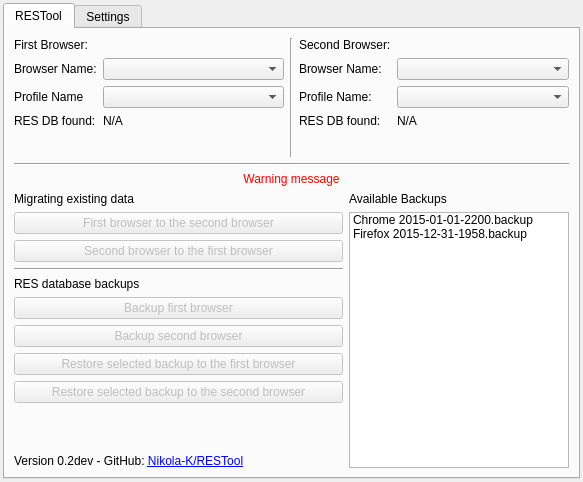
Before: the Qt Designer form RESTool/ui/design_v2.ui in nikolak/RESTool, drawn with Qt 5.
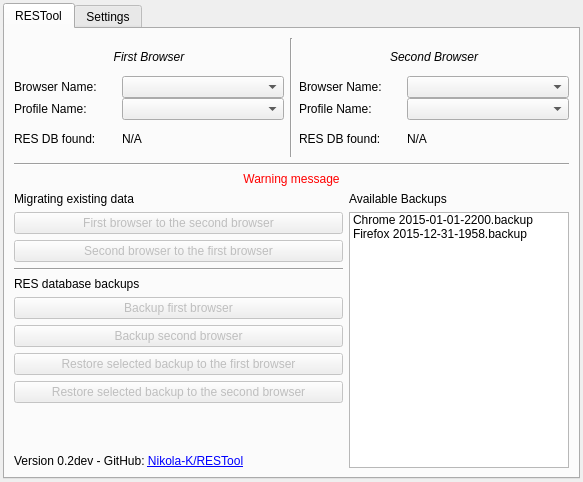
After: the same form once the commit is applied.

Commit message: Replace FormLayout with Vertical and Horizontal layout in order for it to be properly rendered on OS X

```diff
--- a/RESTool/ui/design_v2.ui
+++ b/RESTool/ui/design_v2.ui
@@ -34,47 +34,70 @@
         <item>
          <layout class="QVBoxLayout" name="MainContentLayout" stretch="30,0,0,70">
           <item>
-           <layout class="QHBoxLayout" name="BrowseerPickerLayout" stretch="50,0,50">
+           <layout class="QHBoxLayout" name="BrowseerPickerLayout" stretch="45,5,45">
             <item>
-             <layout class="QFormLayout" name="FirstBrowserLayout">
-              <property name="fieldGrowthPolicy">
-               <enum>QFormLayout::AllNonFixedFieldsGrow</enum>
+             <layout class="QHBoxLayout" name="FirstBrowserLayout">
+              <property name="spacing">
+               <number>0</number>
               </property>
-              <item row="0" column="0">
-               <widget class="QLabel" name="StaticLabelInfo">
+              <item>
+               <layout class="QVBoxLayout" name="FirstBrowserVerticalLayout" stretch="0,0,0,0">
+                <property name="spacing">
+                 <number>0</number>
+                </property>
+                <item>
+                 <widget class="QLabel" name="StaticFirstBrowserLabel">
+                  <property name="font">
+                   <font>
+                    <italic>true</italic>
+                   </font>
+                  </property>
                 <property name="text">
-                 <string>First Browser:</string>
+                   <string>First Browser</string>
+                  </property>
+                  <property name="alignment">
+                   <set>Qt::AlignCenter</set>
                 </property>
                </widget>
               </item>
-              <item row="1" column="0">
+                <item>
+                 <layout class="QHBoxLayout" name="FirstBrowserNameLayout" stretch="40,60">
+                  <item>
                <widget class="QLabel" name="StaticBrowserName">
                 <property name="text">
                  <string>Browser Name:</string>
                 </property>
                </widget>
               </item>
-              <item row="1" column="1">
+                  <item>
                <widget class="QComboBox" name="cboFirstBrowser"/>
               </item>
-              <item row="2" column="0">
+                 </layout>
+                </item>
+                <item>
+                 <layout class="QHBoxLayout" name="FirstBrowserProfileLayout" stretch="40,60">
+                  <item>
                <widget class="QLabel" name="StaticProfileName">
                 <property name="text">
-                 <string>Profile Name</string>
+                     <string>Profile Name:</string>
                 </property>
                </widget>
               </item>
-              <item row="2" column="1">
+                  <item>
                <widget class="QComboBox" name="cboFirstBrowserProfile"/>
               </item>
-              <item row="3" column="0">
+                 </layout>
+                </item>
+                <item>
+                 <layout class="QHBoxLayout" name="FirstBrowserDBFoundLayout" stretch="40,60">
+                  <item>
                <widget class="QLabel" name="StaticRESInfo">
                 <property name="text">
                  <string>RES DB found:</string>
                 </property>
                </widget>
               </item>
-              <item row="3" column="1">
+                  <item>
                <widget class="QLabel" name="FirstBrowserRESLabel">
                 <property name="text">
                  <string>N/A</string>
@@ -83,6 +106,10 @@
               </item>
              </layout>
             </item>
+               </layout>
+              </item>
+             </layout>
+            </item>
             <item>
              <widget class="Line" name="StaticBrowserDividerLine">
               <property name="orientation">
@@ -91,47 +118,74 @@
              </widget>
             </item>
             <item>
-             <layout class="QFormLayout" name="SecondBrowserLayout">
-              <item row="0" column="0">
-               <widget class="QLabel" name="StaticLabelInfo_2">
+             <layout class="QHBoxLayout" name="SecondBrowserLayout">
+              <item>
+               <layout class="QVBoxLayout" name="verticalLayout" stretch="0,0,0,0">
+                <property name="spacing">
+                 <number>0</number>
+                </property>
+                <item>
+                 <widget class="QLabel" name="StaticSecondBrowserLabel">
+                  <property name="font">
+                   <font>
+                    <italic>true</italic>
+                   </font>
+                  </property>
                 <property name="text">
-                 <string>Second Browser:</string>
+                   <string>Second Browser</string>
+                  </property>
+                  <property name="alignment">
+                   <set>Qt::AlignCenter</set>
                 </property>
                </widget>
               </item>
-              <item row="1" column="0">
+                <item>
+                 <layout class="QHBoxLayout" name="SecondBrowserNameLayout" stretch="40,60">
+                  <item>
                <widget class="QLabel" name="StaticBrowserName_2">
                 <property name="text">
                  <string>Browser Name:</string>
                 </property>
                </widget>
               </item>
-              <item row="2" column="0">
-               <widget class="QLabel" name="StaticProfileName_2">
-                <property name="text">
-                 <string>Profile Name:</string>
-                </property>
-               </widget>
-              </item>
-              <item row="3" column="0">
-               <widget class="QLabel" name="StaticRESInfo_2">
-                <property name="text">
-                 <string>RES DB found:</string>
-                </property>
-               </widget>
-              </item>
-              <item row="1" column="1">
+                  <item>
                <widget class="QComboBox" name="cboSecondBrowser"/>
               </item>
-              <item row="2" column="1">
+                 </layout>
+                </item>
+                <item>
+                 <layout class="QHBoxLayout" name="SecondBrowserProfileLayout" stretch="40,60">
+                  <item>
+                   <widget class="QLabel" name="StaticProfileName_2">
+                    <property name="text">
+                     <string>Profile Name:</string>
+                    </property>
+                   </widget>
+                  </item>
+                  <item>
                <widget class="QComboBox" name="cboSecondBrowserProfile"/>
               </item>
-              <item row="3" column="1">
+                 </layout>
+                </item>
+                <item>
+                 <layout class="QHBoxLayout" name="SecondBrowserDBFoundLayout" stretch="40,60">
+                  <item>
+                   <widget class="QLabel" name="StaticRESInfo_2">
+                    <property name="text">
+                     <string>RES DB found:</string>
+                    </property>
+                   </widget>
+                  </item>
+                  <item>
                <widget class="QLabel" name="SecondBrowserRESLabel">
                 <property name="text">
                  <string>N/A</string>
                 </property>
                </widget>
+                  </item>
+                 </layout>
+                </item>
+               </layout>
               </item>
              </layout>
             </item>
```
Lines whose indentation alone changed are shown as unchanged. The commit also changes 1 other file.
